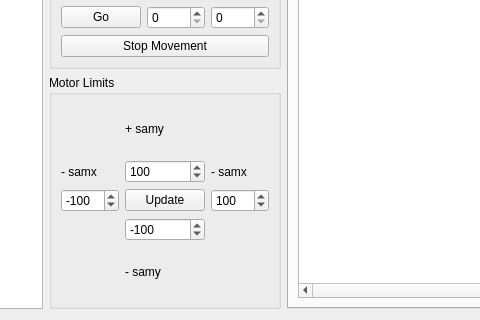
Qt form bec_widgets/examples/motor_movement/motor_controller.ui (bec-project/bec_widgets) before a commit; both pictures show x 480 to 960 and y 276 to 596 of the 1289 by 596 pixel window.
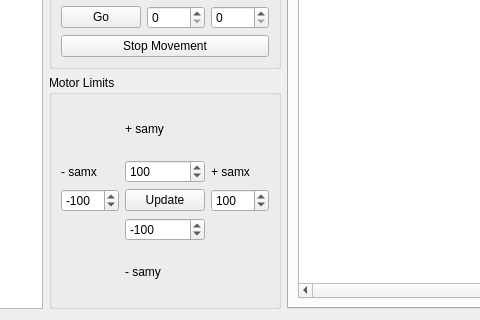
The same form after that commit. Custom widgets are drawn as their Qt base class.

Commit message: refactor: getting motor limits and coordinates moved to MotorControl(QThread)

Diff of the .ui file:
```diff
--- a/bec_widgets/examples/motor_movement/motor_controller.ui
+++ b/bec_widgets/examples/motor_movement/motor_controller.ui
@@ -260,7 +260,7 @@
         <item row="2" column="3">
          <widget class="QLabel" name="label_3">
           <property name="text">
-           <string>- samx</string>
+           <string>+ samx</string>
           </property>
          </widget>
         </item>
```
The commit also changes 1 other file.
